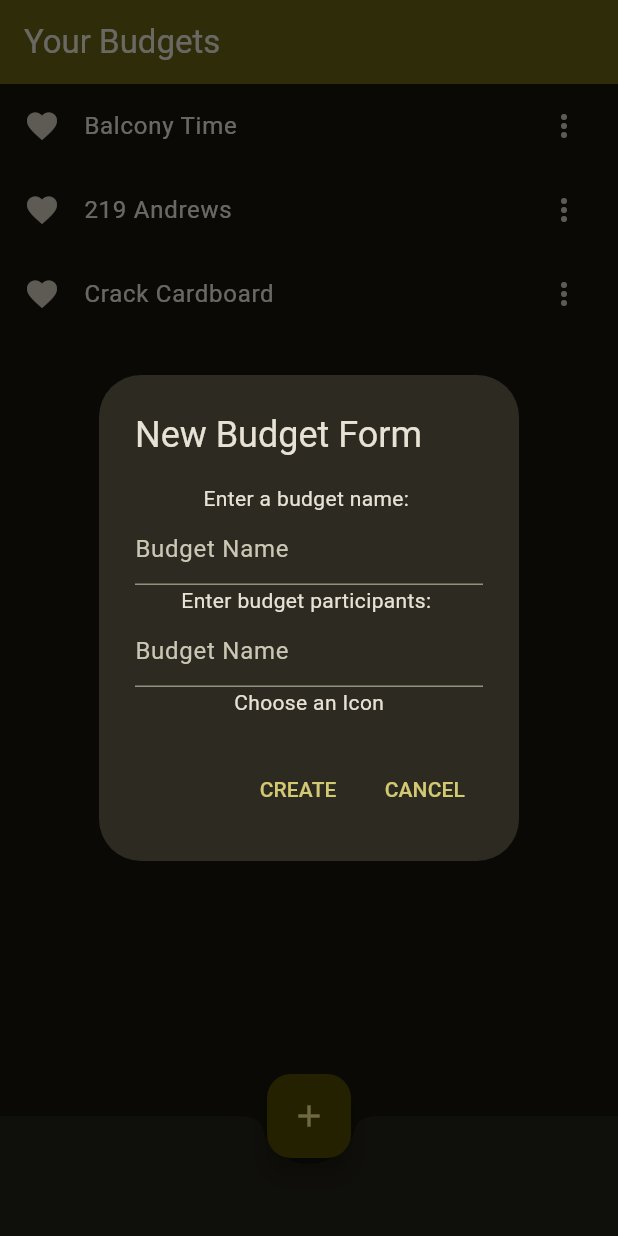
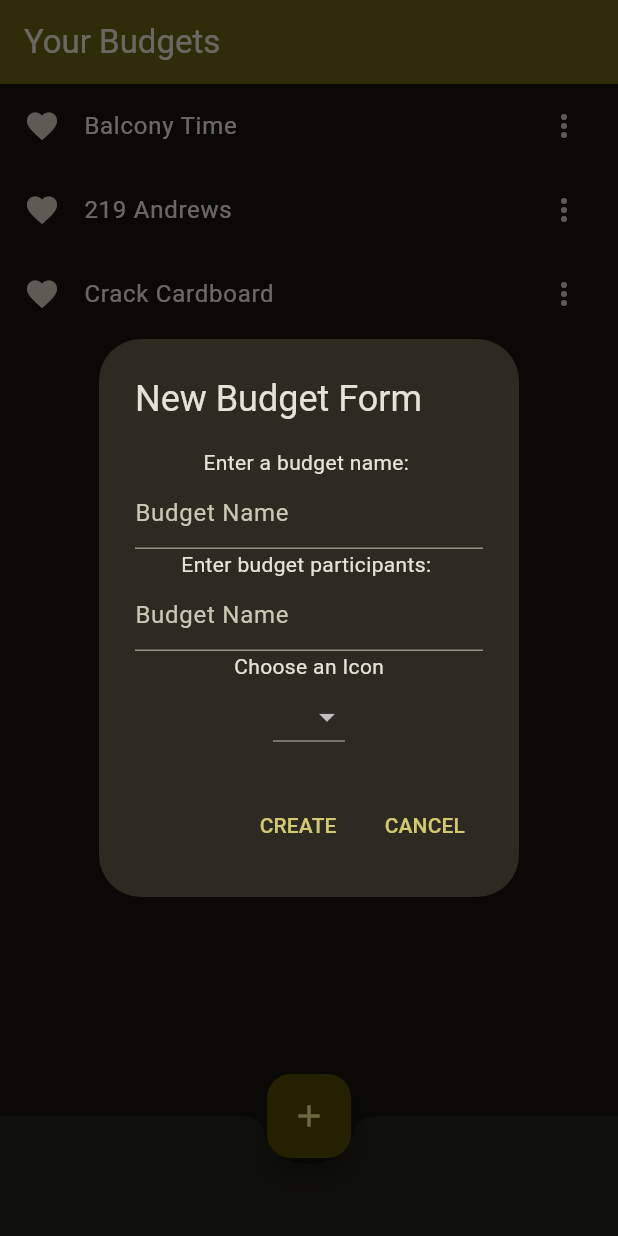
Before and after one commit to scohen-trinity/RowdyPay-Frontend-Public, a Flutter app: the screen it shows after launch, after a tap on the "add" icon, on a phone screen of 412 x 824 dp. Run offline on Flutter 3.47's test engine with Material 3 defaults, Android fonts, the phone set to English and light mode, and no system bars; our stand-ins replace camera.

Commit message:
feat: styled budget tab and refactored icons dropdown

```diff
--- /dev/null
+++ b/lib/icon_dropdown.dart
@@ -0,0 +1,30 @@
+import 'package:flutter/material.dart';
+
+class IconDropdown extends StatefulWidget {
+  @override
+  _IcondDropdownState createState() => _IcondDropdownState();
+}
+
+class _IcondDropdownState extends State<IconDropdown> {
+  List<IconData> icons = [Icons.account_balance_wallet, Icons.airplane_ticket, Icons.favorite];
+
+  IconData? selectedIcon;
+
+  @override
+  Widget build(BuildContext context) {
+    return DropdownButton<IconData>(
+      value: selectedIcon,
+      items: icons.map((IconData icon) {
+        return DropdownMenuItem(
+          value: icon,
+          child: Icon(icon),
+        );
+      }).toList(),
+      onChanged: (IconData? newIcon) {
+        setState(() {
+          selectedIcon = newIcon;
+        });
+      },
+    );
+  }
+}
--- a/lib/new_budget_dialog.dart
+++ b/lib/new_budget_dialog.dart
@@ -1,10 +1,9 @@
 import 'dart:developer';
 
 import 'package:flutter/material.dart';
+import 'package:receipt_sharing/icon_dropdown.dart';
 
 Future<String?> addNewBudgetDialog(BuildContext context) async {
-  // const List<Icon> icons = [Icon(Icons.account_balance_wallet), Icon(Icons.airplane_ticket)];
-
   final TextEditingController budgetNameController = TextEditingController();
 
   // list of all budgets and the participants
@@ -33,8 +32,7 @@ Future<String?> addNewBudgetDialog(BuildContext context) async {
             decoration: const InputDecoration(hintText: 'Budget Name'),
           ),
           const Text('Choose an Icon'),
-          // DropdownButton<IconData>(
-          //   items: icons.map((icon) => DropdownMenuItem<IconData>(child: icon)).toList(), onChanged: (icon) => log(icon.toString()),),
+          IconDropdown(),
         ],
       ),
       actions: [
```
Also changed, not shown: lib/budget_page.dart (+13 -5 lines).
